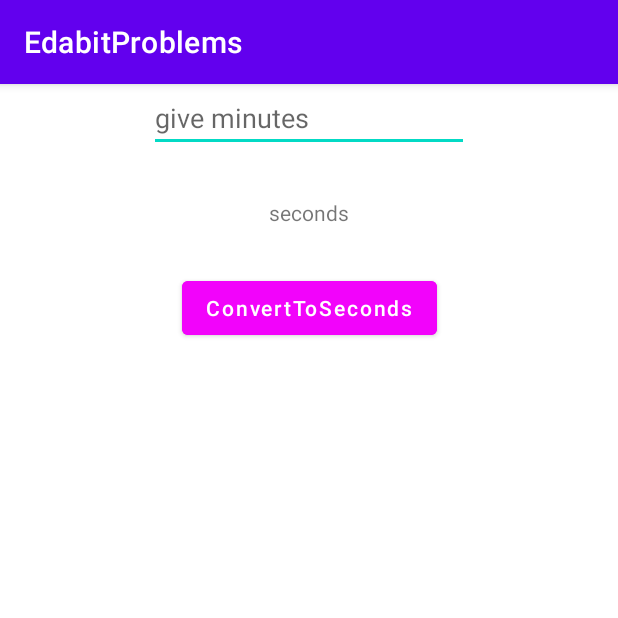
After one commit to Suresh-sanganaboyana-improve10x/EdabitProblems, an Android app: the ConvertMinutesToSecondsActivity screen opened directly, with no data from a screen before it, on a phone screen of 412 x 824 dp, the top half of it. The commit adds this screen. Run offline under Robolectric (Android 15) with nearby library versions, the phone set to English and light mode, and no system bars.

Commit message:
Created MinutesToSecondsActivity and implemented test cases done the activity

```diff
--- a/app/build.gradle
+++ b/app/build.gradle
@@ -4,7 +4,7 @@ plugins {
 
 android {
     namespace 'com.example.edabitproblems'
-    compileSdk 32
+    compileSdk 33
 
     defaultConfig {
         applicationId "com.example.edabitproblems"
@@ -26,6 +26,9 @@ android {
         sourceCompatibility JavaVersion.VERSION_1_8
         targetCompatibility JavaVersion.VERSION_1_8
     }
+    buildFeatures {
+        viewBinding true
+    }
 }
 
 dependencies {
--- /dev/null
+++ b/app/src/main/java/com/example/edabitproblems/minutestoseconds/ConvertMinutesToSecondsActivity.java
@@ -0,0 +1,36 @@
+package com.example.edabitproblems.minutestoseconds;
+
+import androidx.appcompat.app.AppCompatActivity;
+
+import android.os.Bundle;
+import android.widget.Toast;
+
+import com.example.edabitproblems.databinding.ActivityConvertMinutesToSecondsBinding;
+
+public class ConvertMinutesToSecondsActivity extends AppCompatActivity implements MinutesToSecondsView{
+
+    private ActivityConvertMinutesToSecondsBinding binding;
+
+    @Override
+    protected void onCreate(Bundle savedInstanceState) {
+        super.onCreate(savedInstanceState);
+        binding = ActivityConvertMinutesToSecondsBinding.inflate(getLayoutInflater());
+        setContentView(binding.getRoot());
+        handleConvertToMinutes();
+    }
+
+    @Override
+    public void handleConvertToMinutes() {
+        binding.convertToSecondsBtn.setOnClickListener(v -> {
+            String minutes = binding.minutesTxt.getText().toString();
+            int minToSeconds = new MinutesToSecondControllerImpl().minutesToSeconds(minutes);
+            displaySeconds(String.valueOf(minToSeconds));
+        });
+    }
+
+    @Override
+    public void displaySeconds(String message) {
+        binding.secondsTxt.setText(message);
+//        Toast.makeText(this, message, Toast.LENGTH_SHORT).show();
+    }
+}
--- /dev/null
+++ b/app/src/main/java/com/example/edabitproblems/minutestoseconds/MinutesToSecondsController.java
@@ -0,0 +1,6 @@
+package com.example.edabitproblems.minutestoseconds;
+
+public interface MinutesToSecondsController {
+
+    int  minutesToSeconds(String minutes);
+}
--- /dev/null
+++ b/app/src/main/java/com/example/edabitproblems/minutestoseconds/MinutesToSecondsView.java
@@ -0,0 +1,7 @@
+package com.example.edabitproblems.minutestoseconds;
+
+public interface MinutesToSecondsView {
+
+    void handleConvertToMinutes();
+    void displaySeconds(String message);
+}
--- /dev/null
+++ b/app/src/main/res/layout/activity_convert_minutes_to_seconds.xml
@@ -0,0 +1,41 @@
+<?xml version="1.0" encoding="utf-8"?>
+<androidx.constraintlayout.widget.ConstraintLayout xmlns:android="http://schemas.android.com/apk/res/android"
+    xmlns:app="http://schemas.android.com/apk/res-auto"
+    xmlns:tools="http://schemas.android.com/tools"
+    android:layout_width="match_parent"
+    android:layout_height="match_parent"
+    tools:context=".minutestoseconds.ConvertMinutesToSecondsActivity">
+
+    <EditText
+        android:id="@+id/minutes_txt"
+        android:layout_width="wrap_content"
+        android:layout_height="wrap_content"
+        android:ems="10"
+        android:hint="give minutes"
+        android:inputType="textPersonName"
+        app:layout_constraintEnd_toEndOf="parent"
+        app:layout_constraintStart_toStartOf="parent"
+        tools:layout_editor_absoluteY="73dp" />
+
+    <Button
+        android:id="@+id/convert_to_seconds_btn"
+        android:layout_width="wrap_content"
+        android:layout_height="wrap_content"
+        android:layout_marginTop="80dp"
+        android:backgroundTint="#F203FB"
+        android:text="ConvertToSeconds"
+        android:textAllCaps="false"
+        app:layout_constraintEnd_toEndOf="@+id/minutes_txt"
+        app:layout_constraintStart_toStartOf="@+id/minutes_txt"
+        app:layout_constraintTop_toBottomOf="@+id/minutes_txt" />
+
+    <TextView
+        android:id="@+id/seconds_txt"
+        android:layout_width="wrap_content"
+        android:layout_height="wrap_content"
+        android:text="seconds"
+        app:layout_constraintBottom_toTopOf="@+id/convert_to_seconds_btn"
+        app:layout_constraintEnd_toEndOf="@+id/minutes_txt"
+        app:layout_constraintStart_toStartOf="@+id/minutes_txt"
+        app:layout_constraintTop_toBottomOf="@+id/minutes_txt" />
+</androidx.constraintlayout.widget.ConstraintLayout>
```
Also changed, not shown: app/src/main/AndroidManifest.xml (+9 -2 lines), app/src/main/java/com/example/edabitproblems/AllProblemsActivity.java (added, +37 -0 lines), app/src/main/java/com/example/edabitproblems/minutestoseconds/MinutesToSecondControllerImpl.java (added, +11 -0 lines), app/src/main/res/layout/activity_all_problems.xml (added, +26 -0 lines), app/src/main/res/layout/activity_three_programmers.xml (+76 -0 lines), 1 other file.
